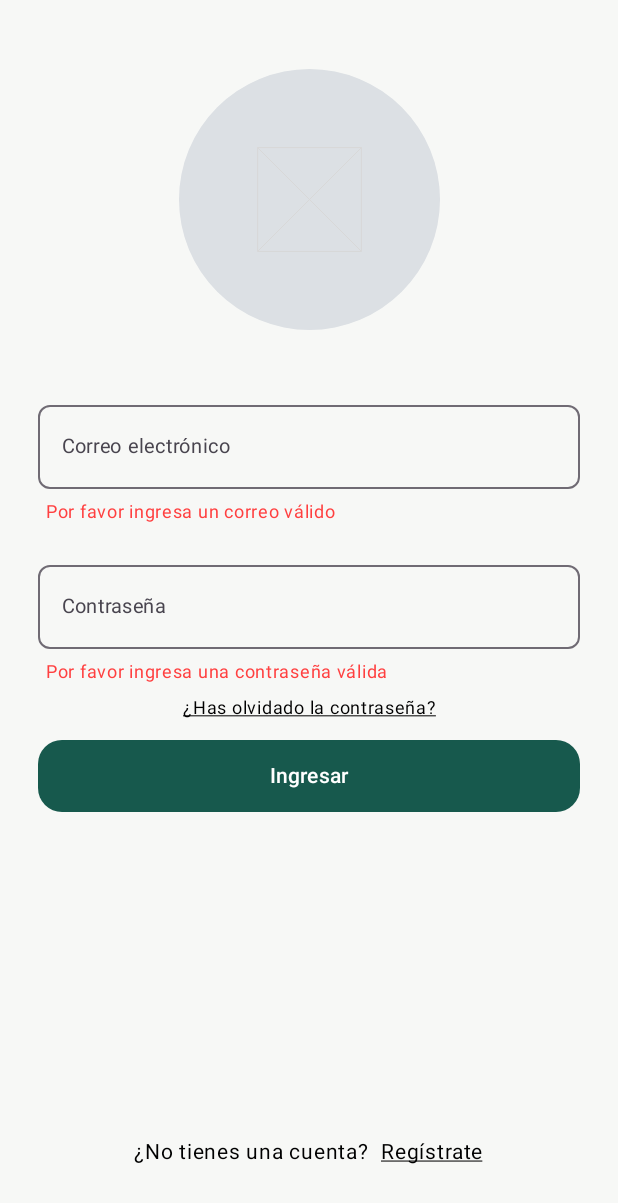
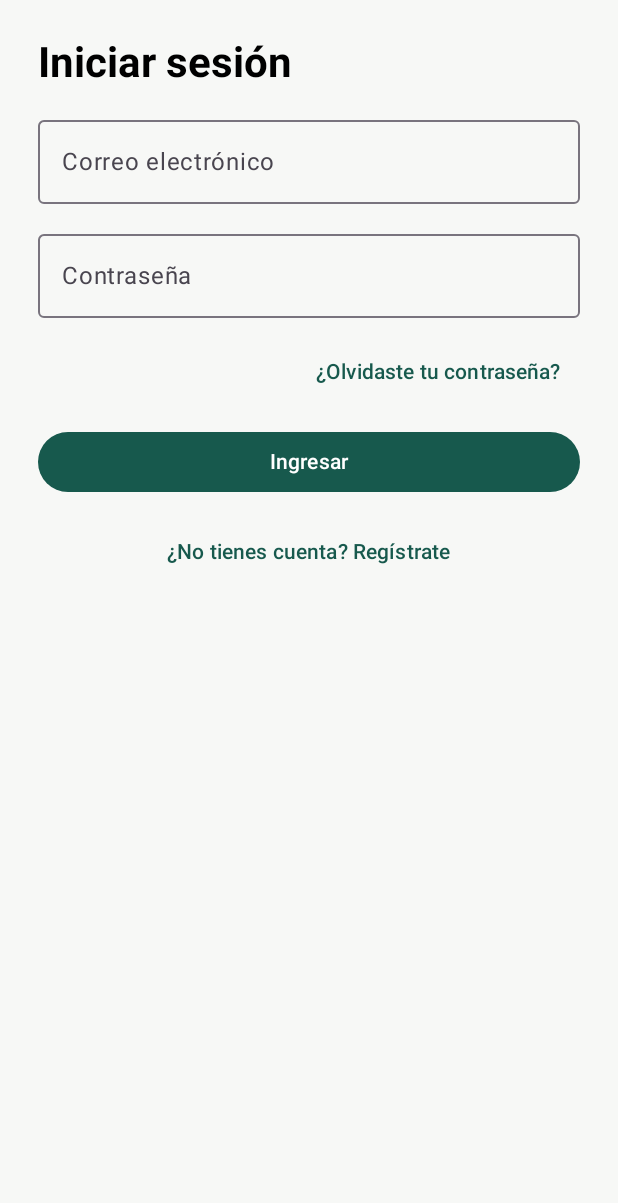
Before and after one commit to SunmyT/tinkuy, an Android app built with Jetpack Compose: the screen it shows after launch (MainActivity), after a tap on "Iniciar Sesión", on a phone screen of 412 x 824 dp. Shown: the top 1203 px of the screen. Run offline under Robolectric (Android 15) with nearby library versions, the phone set to English and light mode, and no system bars.

Commit message:
Implement welcome screen and Tinkuy theme

```diff
--- a/app/build.gradle.kts
+++ b/app/build.gradle.kts
@@ -53,4 +53,5 @@ dependencies {
     androidTestImplementation(libs.androidx.ui.test.junit4)
     debugImplementation(libs.androidx.ui.tooling)
     debugImplementation(libs.androidx.ui.test.manifest)
+    implementation("androidx.navigation:navigation-compose:2.9.6")
 }
--- a/app/src/main/java/com/proyecto/myapplicationtinkuy/MainActivity.kt
+++ b/app/src/main/java/com/proyecto/myapplicationtinkuy/MainActivity.kt
@@ -56,6 +56,9 @@ import com.proyecto.myapplicationtinkuy.Product.Ceramic
 import com.proyecto.myapplicationtinkuy.Product.Retablo
 import com.proyecto.myapplicationtinkuy.Product.Sheep
 import com.proyecto.myapplicationtinkuy.ui.theme.MyApplicationTinkuyTheme
+
+import com.proyecto.myapplicationtinkuy.ui.screens.login.LoginScreen
+import com.proyecto.myapplicationtinkuy.ui.screens.welcome.WelcomeScreen
 
 internal val Ink = Color(0xFF1D2723)
 internal val Muted = Color(0xFF586761)
@@ -158,8 +161,15 @@ private fun TinkuyApp() {
     }
     BackHandler(enabled = history.size > 1, onBack = back)
     when (screen) {
-        Screen.Welcome -> Welcome(go)
-        Screen.Login -> Login(go)
+        Screen.Welcome -> WelcomeScreen(
+            onLoginClick = { go(Screen.Login) },
+            onCreateAccountClick = { go(Screen.Register) }
+        )
+        Screen.Login -> LoginScreen(
+            onLoginSuccess = { go(Screen.Home) },
+            onForgotPassword = { go(Screen.Forgot) },
+            onRegister = { go(Screen.Register) }
+        )
         Screen.Register -> Register(go)
         Screen.Password -> Password(go)
         Screen.Verify -> Verify(go)
--- /dev/null
+++ b/app/src/main/java/com/proyecto/myapplicationtinkuy/navigation/Routes.kt
@@ -0,0 +1,9 @@
+package com.proyecto.myapplicationtinkuy.navigation
+
+object Routes {
+    const val WELCOME = "welcome"
+    const val LOGIN = "login"
+    const val REGISTER = "register"
+    const val FORGOT_PASSWORD = "forgot_password"
+    const val HOME = "home"
+}
--- /dev/null
+++ b/app/src/main/java/com/proyecto/myapplicationtinkuy/ui/screens/login/LoginScreen.kt
@@ -0,0 +1,97 @@
+package com.proyecto.myapplicationtinkuy.ui.screens.login
+
+import androidx.compose.foundation.layout.*
+import androidx.compose.foundation.text.KeyboardOptions
+import androidx.compose.material3.*
+import androidx.compose.runtime.*
+import androidx.compose.runtime.saveable.rememberSaveable
+import androidx.compose.ui.Modifier
+import androidx.compose.ui.text.input.KeyboardType
+import androidx.compose.ui.text.input.PasswordVisualTransformation
+import androidx.compose.ui.text.input.VisualTransformation
+import androidx.compose.ui.unit.dp
+import androidx.compose.foundation.shape.RoundedCornerShape
+import androidx.compose.ui.graphics.Color
+import androidx.compose.ui.text.font.FontWeight
+
+@Composable
+fun LoginScreen(
+    onLoginSuccess: () -> Unit,
+    onForgotPassword: () -> Unit,
+    onRegister: () -> Unit
+) {
+    var email by rememberSaveable { mutableStateOf("") }
+    var password by rememberSaveable { mutableStateOf("") }
+
+    val emailValid = android.util.Patterns.EMAIL_ADDRESS.matcher(email.trim()).matches()
+    val passwordValid = password.length >= 8
+    var submitted by rememberSaveable { mutableStateOf(false) }
+
+    Column(
+        modifier = Modifier
+            .fillMaxSize()
+            .padding(horizontal = 25.dp, vertical = 24.dp),
+        verticalArrangement = Arrangement.spacedBy(12.dp)
+    ) {
+        Text(
+            text = "Iniciar sesión",
+            style = MaterialTheme.typography.headlineMedium,
+            fontWeight = FontWeight.Bold
+        )
+
+        OutlinedTextField(
+            value = email,
+            onValueChange = { email = it },
+            modifier = Modifier.fillMaxWidth(),
+            label = { Text("Correo electrónico") },
+            singleLine = true,
+            keyboardOptions = KeyboardOptions(keyboardType = KeyboardType.Email),
+            isError = submitted && !emailValid
+        )
+
+        if (submitted && !emailValid) {
+            Text("Ingresa un correo válido.", color = MaterialTheme.colorScheme.error)
+        }
+
+        OutlinedTextField(
+            value = password,
+            onValueChange = { password = it },
+            modifier = Modifier.fillMaxWidth(),
+            label = { Text("Contraseña") },
+            singleLine = true,
+            visualTransformation = PasswordVisualTransformation(),
+            keyboardOptions = KeyboardOptions(keyboardType = KeyboardType.Password),
+            isError = submitted && !passwordValid
+        )
+
+        if (submitted && !passwordValid) {
+            Text("La contraseña debe tener al menos 8 caracteres.", color = MaterialTheme.colorScheme.error)
+        }
+
+        TextButton(
+            onClick = onForgotPassword,
+            modifier = Modifier.align(androidx.compose.ui.Alignment.End)
+        ) {
+            Text("¿Olvidaste tu contraseña?")
+        }
+
+        Button(
+            onClick = {
+                submitted = true
+                if (emailValid && passwordValid) {
+                    onLoginSuccess()
+                }
+            },
+            modifier = Modifier.fillMaxWidth()
+        ) {
+            Text("Ingresar")
+        }
+
+        TextButton(
+            onClick = onRegister,
+            modifier = Modifier.align(androidx.compose.ui.Alignment.CenterHorizontally)
+        ) {
+            Text("¿No tienes cuenta? Regístrate")
+        }
+    }
+}
--- /dev/null
+++ b/app/src/main/java/com/proyecto/myapplicationtinkuy/ui/screens/welcome/WelcomeScreen.kt
@@ -0,0 +1,109 @@
+package com.proyecto.myapplicationtinkuy.ui.screens.welcome
+
+import androidx.compose.foundation.Image
+import androidx.compose.foundation.background
+import androidx.compose.foundation.layout.Arrangement
+import androidx.compose.foundation.layout.Box
+import androidx.compose.foundation.layout.Column
+import androidx.compose.foundation.layout.Row
+import androidx.compose.foundation.layout.Spacer
+import androidx.compose.foundation.layout.fillMaxSize
+import androidx.compose.foundation.layout.fillMaxWidth
+import androidx.compose.foundation.layout.height
+import androidx.compose.foundation.layout.padding
+import androidx.compose.foundation.layout.size
+import androidx.compose.material3.Button
+import androidx.compose.material3.ButtonDefaults
+import androidx.compose.material3.Text
+import androidx.compose.runtime.Composable
+import androidx.compose.ui.Alignment
+import androidx.compose.ui.Modifier
+import androidx.compose.ui.graphics.Color
+import androidx.compose.ui.layout.ContentScale
+import androidx.compose.ui.res.painterResource
+import androidx.compose.ui.text.font.FontWeight
+import androidx.compose.ui.unit.dp
+import androidx.compose.ui.unit.sp
+import com.proyecto.myapplicationtinkuy.R
+import androidx.compose.ui.draw.clip
+import androidx.compose.foundation.shape.RoundedCornerShape
+
+@Composable
+fun WelcomeScreen(
+    onLoginClick: () -> Unit,
+    onCreateAccountClick: () -> Unit
+) {
+    Column(
+        modifier = Modifier.fillMaxSize()
+    ) {
+        Box(
+            modifier = Modifier
+                .weight(1f)
+                .fillMaxWidth()
+                .background(Color(0xFFF4F4F4)),
+            contentAlignment = Alignment.Center
+        ) {
+            Image(
+                painter = painterResource(id = R.drawable.bienvenida),
+                contentDescription = "Imagen de bienvenida",
+                modifier = Modifier
+                    .fillMaxSize()
+                    .clip(
+                        RoundedCornerShape(
+                            bottomStart = 28.dp,
+                            bottomEnd = 28.dp
+                        )
+                    ),
+                contentScale = ContentScale.Crop
+            )
+        }
+
+        Column(
+            modifier = Modifier.padding(
+                horizontal = 17.dp,
+                vertical = 42.dp
+            )
+        ) {
+            Text(
+                text = "TINKUY",
+                fontSize = 36.sp,
+                letterSpacing = 1.sp
+            )
+
+            Text(
+                text = "Conecta. Descubre. Compra.",
+                fontSize = 17.sp,
+                fontWeight = FontWeight.SemiBold
+            )
+
+            Spacer(modifier = Modifier.height(21.dp))
+
+            Text(
+                text = "Explora productos, solicita cotizaciones y\nconecta directamente con productores",
+                color = Color(0xFF777777),
+                fontSize = 16.sp,
+                lineHeight = 23.sp
+            )
+
+            Spacer(modifier = Modifier.height(37.dp))
+
+            Row(
+                horizontalArrangement = Arrangement.spacedBy(12.dp)
+            ) {
+                Button(
+                    onClick = onLoginClick,
+                    modifier = Modifier.weight(1f),
+                ) {
+                    Text("Iniciar Sesión")
+                }
+
+                Button(
+                    onClick = onCreateAccountClick,
+                    modifier = Modifier.weight(1f),
+                ) {
+                    Text("Crear Cuenta")
+                }
+            }
+        }
+    }
+}
--- a/app/src/main/java/com/proyecto/myapplicationtinkuy/ui/theme/Color.kt
+++ b/app/src/main/java/com/proyecto/myapplicationtinkuy/ui/theme/Color.kt
@@ -9,3 +9,5 @@ val Pink80 = Color(0xFFEFB8C8)
 val Purple40 = Color(0xFF6650a4)
 val PurpleGrey40 = Color(0xFF625b71)
 val Pink40 = Color(0xFF7D5260)
+
+val TinkuyGreen = Color(0xFF17594D)
--- a/app/src/main/java/com/proyecto/myapplicationtinkuy/ui/theme/Theme.kt
+++ b/app/src/main/java/com/proyecto/myapplicationtinkuy/ui/theme/Theme.kt
@@ -12,25 +12,17 @@ import androidx.compose.runtime.Composable
 import androidx.compose.ui.platform.LocalContext
 
 private val DarkColorScheme = darkColorScheme(
-    primary = Purple80,
+    primary = TinkuyGreen,
+    onPrimary = androidx.compose.ui.graphics.Color.White,
     secondary = PurpleGrey80,
     tertiary = Pink80
 )
 
 private val LightColorScheme = lightColorScheme(
-    primary = Purple40,
+    primary = TinkuyGreen,
+    onPrimary = androidx.compose.ui.graphics.Color.White,
     secondary = PurpleGrey40,
     tertiary = Pink40
-
-    /* Other default colors to override
-    background = Color(0xFFFFFBFE),
-    surface = Color(0xFFFFFBFE),
-    onPrimary = Color.White,
-    onSecondary = Color.White,
-    onTertiary = Color.White,
-    onBackground = Color(0xFF1C1B1F),
-    onSurface = Color(0xFF1C1B1F),
-    */
 )
 
 @Composable
```
Also changed, not shown: app/src/main/res/drawable-nodpi/bienvenida.png (added).
